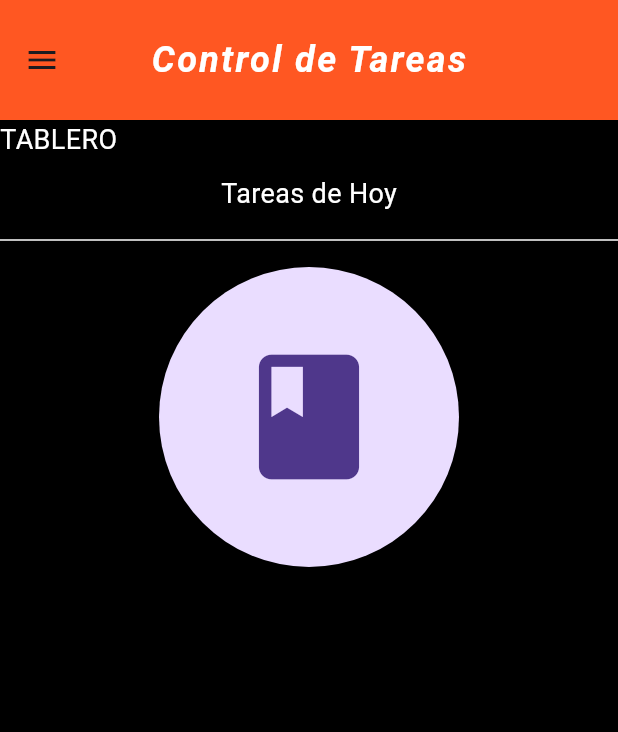
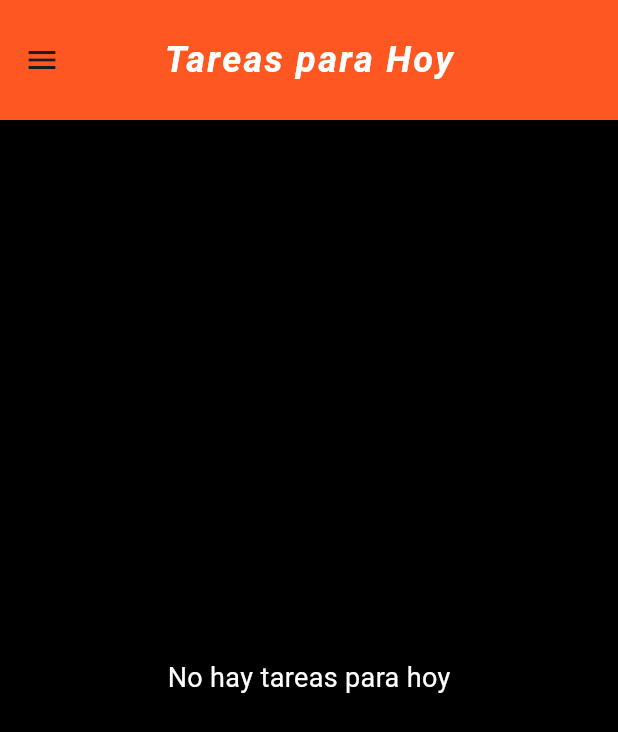
Before and after one commit to JOAGOC/dam_u3_practica2_control_tarea, a Flutter app: the screen it shows after launch, on a phone screen of 412 x 824 dp. Shown: the top 732 px of the screen. Run offline on Flutter 3.47's test engine with Material 3 defaults, Android fonts, the phone set to English and light mode, and no system bars; our stand-ins replace sqflite; accounts and stored records are empty.

Commit message:
- [ ] Investigar estructuras jerárquicas la GUI de flutter - [ ] Investigar el menú de opciones - [X] Archivo de conexion - [X] Hacer el GIU del CRUD Materia - [X] Hacer el CRUD de Materia - [X] Hacer el GIU del CRUD Tarea - [X] Hacer el CRUD de Tarea - [X] Hacer la pantalla dashboard de "HOY" - [X] Unificar el diseño

```diff
--- a/lib/Interfaces/Estilo.dart
+++ b/lib/Interfaces/Estilo.dart
@@ -15,11 +15,13 @@ class Estilo {
   static var colorTextoDrawer = Colors.white;
 
   static var labelstyleField = TextStyle(color: Colors.white,fontSize: 12);
-  static var labelstyleorange = TextStyle(color: Colors.deepOrange);
+  static var labelstyleorange = TextStyle(color: Colors.white);
 
 
   static final estiloCancelarFormulario = estiloFormulario(Colors.red);
   static final estiloAceptarFormulario = estiloFormulario(Colors.green);
+
+  static const Color colorIconosListTile = Colors.white54;
   static ButtonStyle estiloFormulario(Color background) {
     return ElevatedButton.styleFrom(
       backgroundColor: background,
@@ -34,4 +36,34 @@ class Estilo {
     fontSize: 20,
     fontWeight: FontWeight.bold,
   );
+
+  static AppBar appBarGeneral(String titulo, [List<IconButton> acciones = const []]) {
+    return AppBar(
+      title: Text(
+        titulo,
+        style: TextStyle(
+          color: Colors.white, // Color del texto
+          fontSize: 24, // Tamaño de la fuente
+          fontWeight: FontWeight.bold, // Peso de la fuente
+          fontStyle: FontStyle.italic, // Estilo de la fuente
+          letterSpacing: 1.5, // Espaciado entre letras
+          // Otros estilos que desees añadir
+        ),
+      ),
+      backgroundColor: Colors.deepOrange,
+      elevation: 0,
+      centerTitle: true,
+      toolbarHeight: 80,
+      actions: acciones,
+    );
+  }
+
+  static List<Widget> separar(List<Widget> lista) {
+    List<Widget> widgets = [];
+    for (var element in lista) {
+      widgets.add(element);
+      widgets.add(Estilo.lineaDivision);
+    }
+    return widgets;
+  }
 }
--- a/lib/Models/tareas_materia.dart
+++ b/lib/Models/tareas_materia.dart
@@ -3,7 +3,6 @@ class TareasMateria {
   String idmateria;
   String f_entrega;
   String descripcion;
-  String idmateria;
   String nombre;
   String semestre;
   String docente;
--- a/lib/main.dart
+++ b/lib/main.dart
@@ -1,11 +1,13 @@
 import 'package:dam_u3_practica2_control_tarea/Interfaces/GUIMateria.dart';
-import 'package:dam_u3_practica2_control_tarea/Models/materia.dart';
+import 'package:dam_u3_practica2_control_tarea/Interfaces/GUITarea.dart';
 import 'package:flutter/material.dart';
+import 'Interfaces/Estilo.dart';
 
-import 'Interfaces/Estilo.dart';
-List<String> semestre =["AGO-DIC2023","ENE-JUN2023","ENE-JUN2024","AGO-DIC2024","ENE-JUN2022","AGO-DIC20242"];
 void main() {
-  runApp(MaterialApp(home: control_tarea(),debugShowCheckedModeBanner: false,));
+  runApp(MaterialApp(
+    home: control_tarea(),
+    debugShowCheckedModeBanner: false,
+  ));
 }
 
 class control_tarea extends StatefulWidget {
@@ -16,52 +18,37 @@ class control_tarea extends StatefulWidget {
 }
 
 class _control_tareaState extends State<control_tarea> {
+  int _index = 0;
+
+  Widget listaTareas = ListView();
 
   @override
   void initState() {
     super.initState();
-    GUIMateria.suscribir(()=>obtenerMaterias());
+    GUIMateria.suscribir(() => obtenerMaterias());
+    GUIMateria.escuchadorTarea = () => setState(() {
+          _index = 1;
+          consultarTarea();
+        });
     obtenerMaterias();
     GUIMateria.context = context;
+    GUITarea.context = context;
+    GUITarea.escuchador = () => consultarTarea();
+    consultarTarea();
+  }
+
+  void consultarTarea() async {
+    var lista = await GUITarea.listarTareas();
+    setState(() {
+      listaTareas = lista;
+    });
   }
 
   @override
   Widget build(BuildContext context) {
     return Scaffold(
-      appBar: AppBar(
-        title: Text(
-          "Control de Tareas",
-          style: TextStyle(
-            color: Colors.white, // Color del texto
-            fontSize: 24, // Tamaño de la fuente
-            fontWeight: FontWeight.bold, // Peso de la fuente
-            fontStyle: FontStyle.italic, // Estilo de la fuente
-            letterSpacing: 1.5, // Espaciado entre letras
-            // Otros estilos que desees añadir
-          ),
-        ),
-          backgroundColor: Colors.deepOrange,
-          elevation: 0,
-          centerTitle: true,
-          toolbarHeight: 80,
-
-      ),
-      body: Container(
-        color: Colors.black, // Establece el color de fondo del cuerpo a negro
-        child: ListView(
-              children:[
-                Text("TABLERO", style: Estilo.estiloMateriasDrawer),
-                Estilo.espacioEntreCampos,
-                Center(
-                    child: Text("Tareas de Hoy", style: Estilo.estiloMateriasDrawer)
-                ),
-                Estilo.espacioEntreCampos,
-                Estilo.lineaDivision,
-                Estilo.espacioEntreCampos,
-                CircleAvatar(child:Icon(Icons.book,size: 100),radius: 100,),
-              ]
-            ),
-      ),
+      appBar: buildAppBar(),
+      body: buildBody(),
       drawer: Drawer(
         child: Container(
           color: Colors.deepOrange, // Color de fondo del Drawer
@@ -74,24 +61,47 @@ class _control_tareaState extends State<control_tarea> {
                 ),
                 child: Column(
                     mainAxisAlignment: MainAxisAlignment.spaceEvenly,
-                    children:[
-                    CircleAvatar(
-                      radius: 50,
-                      child: Icon(Icons.book,size: 60,),
-                    ),
-                    Text('Menú', style: TextStyle(color: Colors.white, fontSize: 24,),),
-                  ]
-                ),
+                    children: [
+                      CircleAvatar(
+                        radius: 50,
+                        child: Icon(
+                          Icons.book,
+                          size: 60,
+                        ),
+                      ),
+                      Text(
+                        'Menú',
+                        style: TextStyle(
+                          color: Colors.white,
+                          fontSize: 24,
+                        ),
+                      ),
+                    ]),
               ),
               ListTile(
+                leading: Icon(Icons.home, color: Colors.white),
+                title: Text('Home',
+                    style: Estilo.estiloMateriasDrawer),
+                onTap: () {
+                  Navigator.pop(context);
+                  setState(() {
+                    GUITarea.materiaSeleccionada=null;
+                    _index=0;
+                  });
+                  GUITarea.notify();
+                },
+              ),
+              Estilo.lineaDivision,
+              ListTile(
                 leading: Icon(Icons.add, color: Colors.white),
-                title: Text('Agregar Materia', style: TextStyle(color: Colors.white,fontSize: 18)),
+                title: Text('Agregar Materia',
+                    style: Estilo.estiloMateriasDrawer),
                 onTap: () {
                   Navigator.pop(context);
                   GUIMateria.formularioMateria();
                 },
               ),
-              Divider(color: Colors.white,),
+              Estilo.lineaDivision,
               ...listaMaterias
             ],
           ),
@@ -100,17 +110,30 @@ class _control_tareaState extends State<control_tarea> {
     );
   }
 
-  static List<Widget> listaMaterias = <Widget>[];
+  Widget buildBody() {
+    switch (_index) {
+      case 1:
+        return listaTareas;
+    }
+    return listaTareas;
+  }
 
+  AppBar buildAppBar() {
+    switch (_index) {
+      case 1:
+        return GUITarea.appBar();
+      default:
+        return Estilo.appBarGeneral('Tareas para Hoy');
+    }
+  }
+
+  static List<Widget> listaMaterias = [];
+
+  ///Lista Dinamica del Drawer
   Future<void> obtenerMaterias() async {
     var x = await GUIMateria.listarMaterias();
-    List<Widget> widgets = [];
-    for (var element in x) {
-      widgets.add(element);
-      widgets.add(Divider(color: Colors.white,));
-    }
     setState(() {
-      listaMaterias = widgets;
+      listaMaterias = Estilo.separar(x);
     });
   }
 }
```
Also changed, not shown: lib/DBDrivers/db_tarea.dart (+7 -10 lines), lib/Interfaces/GUIMateria.dart (+15 -5 lines), lib/Interfaces/GUITarea.dart (+160 -31 lines), 1 other file.
